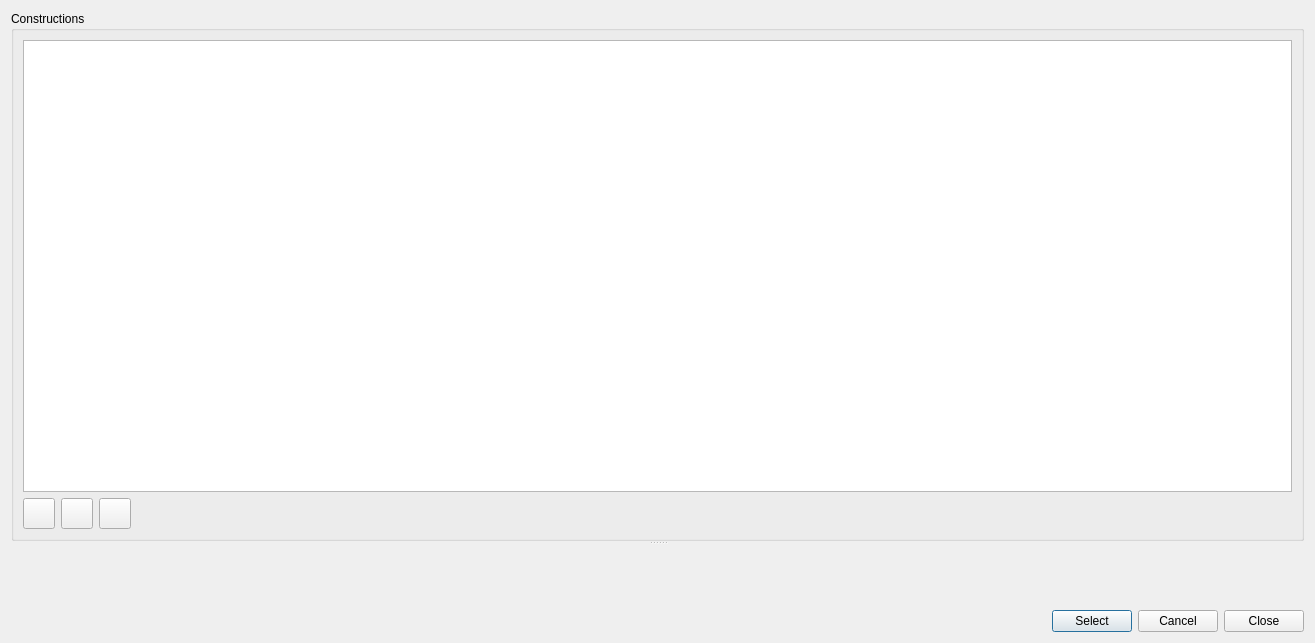
Old version of the form SIM-VICUS/src/SVDBConstructionEditDialog.ui in the repository ghorwin/SIM-VICUS.
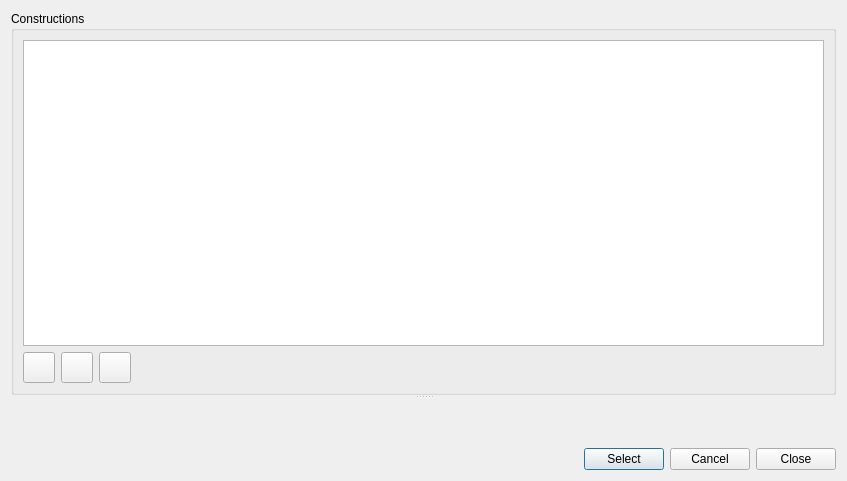
New version of the form. Icons and pictures are not drawn. Custom widgets are drawn as their Qt base class.

What changed in the file:
```diff
--- a/SIM-VICUS/src/SVDBConstructionEditDialog.ui
+++ b/SIM-VICUS/src/SVDBConstructionEditDialog.ui
@@ -6,8 +6,8 @@
    <rect>
     <x>0</x>
     <y>0</y>
-    <width>1315</width>
-    <height>643</height>
+    <width>847</width>
+    <height>481</height>
    </rect>
   </property>
   <property name="windowTitle">
```
